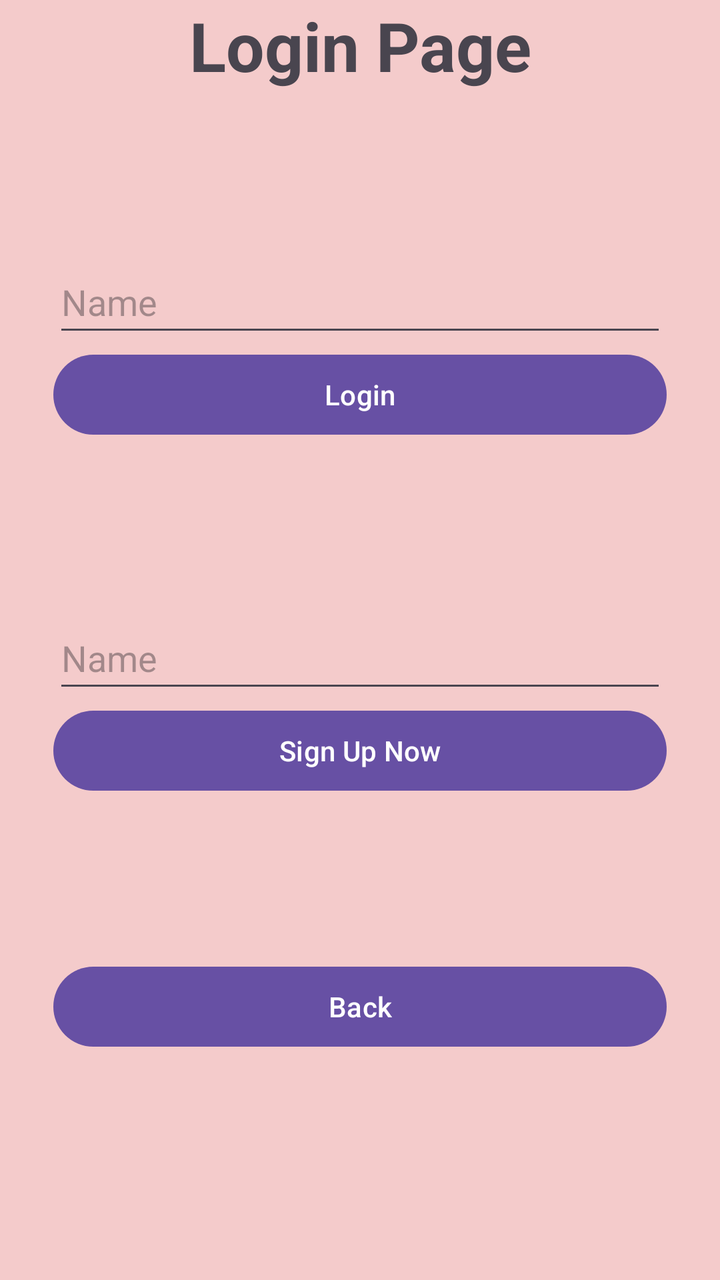
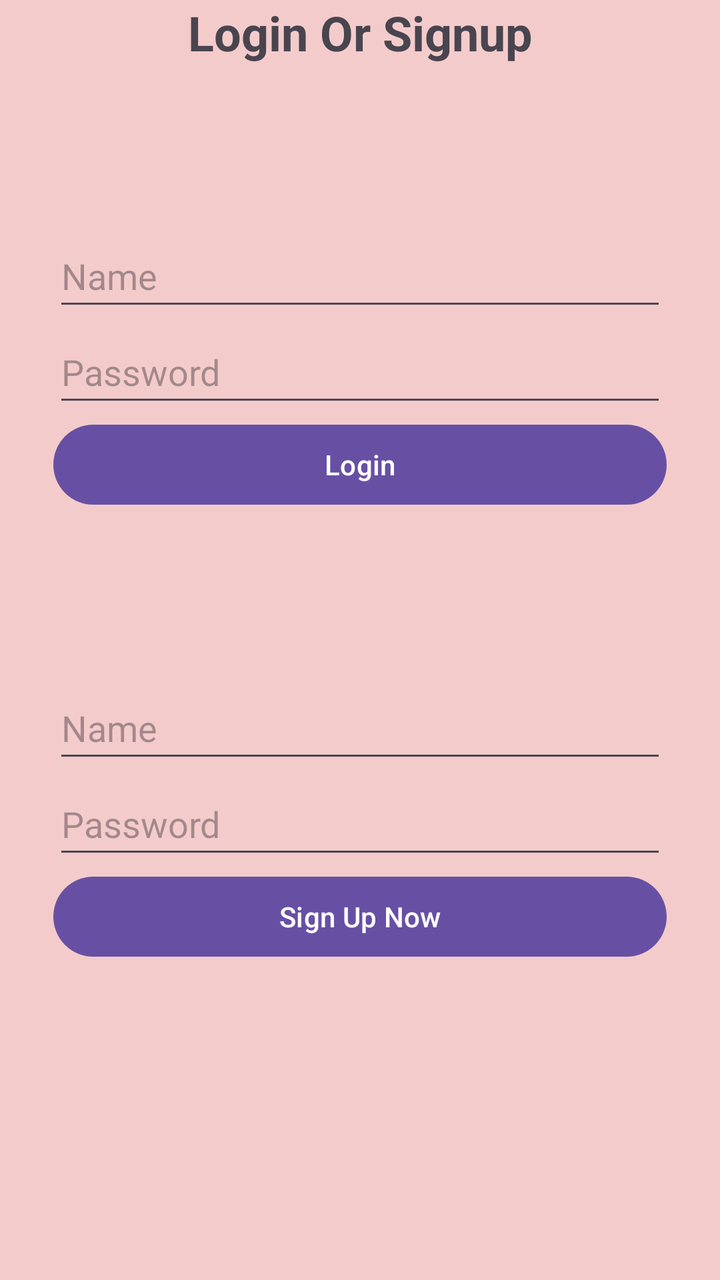

An Android layout rendered at two revisions. The XML below is the earlier revision; the diff shows what the commit changed to produce the second picture.
<!-- AndroidManifest.xml: application theme Theme.EAndroid -->
<!-- res/layout/fragment_login.xml -->
<?xml version="1.0" encoding="utf-8"?>
<FrameLayout xmlns:android="http://schemas.android.com/apk/res/android"
    xmlns:tools="http://schemas.android.com/tools"
    android:layout_width="match_parent"
    android:layout_height="match_parent"
    android:background="#F4CBCB"
    tools:context=".Login">

    <LinearLayout
        android:layout_width="match_parent"
        android:layout_height="match_parent"
        android:gravity="center"
        android:orientation="vertical">

        <LinearLayout
            android:id="@+id/dialogPage"
            android:layout_width="match_parent"
            android:layout_height="match_parent"
            android:orientation="horizontal"
            android:visibility="gone">

            <Space
                android:layout_width="80dp"
                android:layout_height="match_parent"
                android:layout_weight="1" />

            <LinearLayout
                android:layout_width="match_parent"
                android:layout_height="match_parent"
                android:layout_weight="1"
                android:orientation="vertical">

                <Space
                    android:layout_width="match_parent"
                    android:layout_height="112dp" />

                <TextView
                    android:id="@+id/vtxtDialogMsg"
                    android:layout_width="match_parent"
                    android:layout_height="209dp"
                    android:textSize="20sp"
                    android:textStyle="bold" />

                <Space
                    android:layout_width="match_parent"
                    android:layout_height="37dp" />

                <Button
                    android:id="@+id/dialogOK"
                    android:layout_width="match_parent"
                    android:layout_height="wrap_content"
                    android:text="OK" />
            </LinearLayout>

            <Space
                android:layout_width="80dp"
                android:layout_height="match_parent"
                android:layout_weight="1" />
        </LinearLayout>

        <TextView
            android:id="@+id/textView"
            android:layout_width="match_parent"
            android:layout_height="wrap_content"
            android:forceDarkAllowed="true"
            android:text="Login Page"
            android:textAlignment="center"
            android:textAppearance="@style/TextAppearance.AppCompat.Display2"
            android:textSize="34sp"
            android:textStyle="bold" />

        <LinearLayout
            android:layout_width="match_parent"
            android:layout_height="match_parent"
            android:orientation="horizontal">

            <Space
                android:layout_width="80dp"
                android:layout_height="match_parent"
                android:layout_weight="1" />

            <LinearLayout
                android:layout_width="match_parent"
                android:layout_height="match_parent"
                android:layout_weight="1"
                android:orientation="vertical">

                <Space
                    android:layout_width="match_parent"
                    android:layout_height="80dp" />

                <EditText
                    android:id="@+id/txtNameLogin"
                    android:layout_width="match_parent"
                    android:layout_height="wrap_content"
                    android:ems="10"
                    android:hint="Name"
                    android:inputType="text"
                    android:minHeight="48dp" />

                <Button
                    android:id="@+id/btnLogin"
                    android:layout_width="match_parent"
                    android:layout_height="wrap_content"
                    android:text="Login" />

                <Space
                    android:layout_width="match_parent"
                    android:layout_height="28dp" />

                <TextView
                    android:id="@+id/vtxtDialogMsg"
                    android:layout_width="match_parent"
                    android:layout_height="54dp" />

                <EditText
                    android:id="@+id/txtNameSignup"
                    android:layout_width="match_parent"
                    android:layout_height="wrap_content"
                    android:ems="10"
                    android:hint="Name"
                    android:inputType="text"
                    android:minHeight="48dp" />

                <Button
                    android:id="@+id/btnSignup"
                    android:layout_width="match_parent"
                    android:layout_height="wrap_content"
                    android:text="Sign Up Now" />

                <Space
                    android:layout_width="match_parent"
                    android:layout_height="80dp" />

                <Button
                    android:id="@+id/dialogBack"
                    android:layout_width="match_parent"
                    android:layout_height="wrap_content"
                    android:text="Back" />
            </LinearLayout>

            <Space
                android:layout_width="80dp"
                android:layout_height="match_parent"
                android:layout_weight="1" />
        </LinearLayout>
    </LinearLayout>
</FrameLayout>
<!-- resources referenced by this layout -->
<resources>
  <style name="Theme.EAndroid" parent="Base.Theme.EAndroid" />
  <style name="Base.Theme.EAndroid" parent="Theme.Material3.DayNight.NoActionBar">
          
          
      </style>
</resources>

<!-- the commit's change to res/layout/fragment_login.xml (unified diff, before → after) -->
@@ -16,6 +16,7 @@
             android:id="@+id/dialogPage"
             android:layout_width="match_parent"
             android:layout_height="match_parent"
+            android:background="#DEFADD"
             android:orientation="horizontal"
             android:visibility="gone">
 
@@ -37,9 +38,9 @@
                 <TextView
                     android:id="@+id/vtxtDialogMsg"
                     android:layout_width="match_parent"
-                    android:layout_height="209dp"
-                    android:textSize="20sp"
-                    android:textStyle="bold" />
+                    android:layout_height="wrap_content"
+                    android:text="Error Messages"
+                    android:textSize="24sp" />
 
                 <Space
                     android:layout_width="match_parent"
@@ -63,10 +64,10 @@
             android:layout_width="match_parent"
             android:layout_height="wrap_content"
             android:forceDarkAllowed="true"
-            android:text="Login Page"
+            android:text="Login Or Signup"
             android:textAlignment="center"
             android:textAppearance="@style/TextAppearance.AppCompat.Display2"
-            android:textSize="34sp"
+            android:textSize="24sp"
             android:textStyle="bold" />
 
         <LinearLayout
@@ -98,6 +99,15 @@
                     android:inputType="text"
                     android:minHeight="48dp" />
 
+                <EditText
+                    android:id="@+id/txtPassLogin"
+                    android:layout_width="match_parent"
+                    android:layout_height="wrap_content"
+                    android:ems="10"
+                    android:hint="Password"
+                    android:inputType="text"
+                    android:minHeight="48dp" />
+
                 <Button
                     android:id="@+id/btnLogin"
                     android:layout_width="match_parent"
@@ -122,6 +132,15 @@
                     android:inputType="text"
                     android:minHeight="48dp" />
 
+                <EditText
+                    android:id="@+id/txtPassSignup"
+                    android:layout_width="match_parent"
+                    android:layout_height="wrap_content"
+                    android:ems="10"
+                    android:hint="Password"
+                    android:inputType="text"
+                    android:minHeight="48dp" />
+
                 <Button
                     android:id="@+id/btnSignup"
                     android:layout_width="match_parent"
@@ -136,7 +155,8 @@
                     android:id="@+id/dialogBack"
                     android:layout_width="match_parent"
                     android:layout_height="wrap_content"
-                    android:text="Back" />
+                    android:text="Back"
+                    android:visibility="gone" />
             </LinearLayout>
 
             <Space
